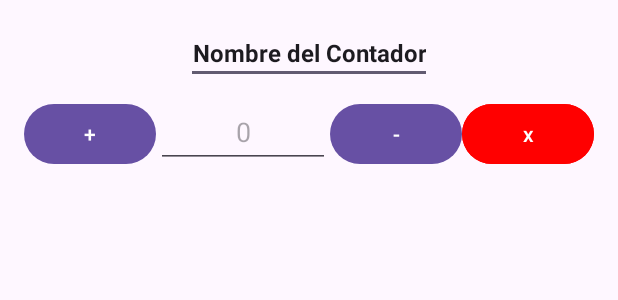
After one commit to Jackknife95/PAD_24-25, an Android app: the layout item_counter.xml on its own in the app's theme, with its tools: preview values and no code run, on a phone screen of 412 x 824 dp. The commit adds this screen. Shown: the top 300 px of the screen. Run offline under Robolectric (Android 15) with nearby library versions, the phone set to English and light mode, and no system bars.

Commit message:
inicio de programación de contadores
falta por hacer:
-Creación y adición de nuevos contadores
-Borrado de contadores
-Estilo artístico
-Modo apaisado

```diff
--- /dev/null
+++ b/app/src/main/res/layout/item_counter.xml
@@ -0,0 +1,62 @@
+<LinearLayout
+    xmlns:android="http://schemas.android.com/apk/res/android"
+    android:layout_width="match_parent"
+    android:layout_height="wrap_content"
+    android:orientation="vertical"
+    android:padding="8dp">
+
+    <!-- Nombre del Contador -->
+    <EditText
+        android:id="@+id/tv_counter_name"
+        android:layout_width="wrap_content"
+        android:layout_height="48dp"
+        android:layout_gravity="center_horizontal"
+        android:text="@string/nombre_del_contador"
+        android:textSize="16sp"
+        android:textStyle="bold"
+        android:paddingBottom="4dp"
+        android:gravity="center"/>
+
+    <!-- Diseño del Contador -->
+    <LinearLayout
+        android:layout_width="match_parent"
+        android:layout_height="wrap_content"
+        android:orientation="horizontal"
+        android:padding="8dp">
+
+
+        <Button
+            android:id="@+id/btn_increment"
+            android:layout_width="wrap_content"
+            android:layout_height="48dp"
+            android:text="@string/boton_mas"
+            android:gravity="center"/>
+
+        <EditText
+            android:id="@+id/tv_counter_value"
+            android:layout_width="0dp"
+            android:layout_height="48dp"
+            android:layout_weight="1"
+            android:autofillHints="0"
+            android:hint="@string/texto_inicial_counter"
+            android:inputType="number"
+            android:textSize="18sp"
+            android:gravity="center"/>
+
+
+        <Button
+            android:id="@+id/btn_decrement"
+            android:layout_width="wrap_content"
+            android:layout_height="48dp"
+            android:text="@string/boton_menos"
+            android:gravity="center"/>
+
+        <Button
+            android:id="@+id/btn_delete"
+            android:layout_width="wrap_content"
+            android:layout_height="wrap_content"
+            android:text="@string/boton_eliminar"
+            android:gravity="center"
+            android:backgroundTint="@color/red"/>
+    </LinearLayout>
+</LinearLayout>
--- a/app/src/main/res/values/colors.xml
+++ b/app/src/main/res/values/colors.xml
@@ -2,4 +2,5 @@
 <resources>
     <color name="black">#FF000000</color>
     <color name="white">#FFFFFFFF</color>
+    <color name="red">#FF0000</color>
 </resources>
--- a/app/src/main/res/values/strings.xml
+++ b/app/src/main/res/values/strings.xml
@@ -1,3 +1,9 @@
 <resources>
     <string name="app_name">Dices and Dragons</string>
+    <string name="nombre_del_contador">Nombre del Contador</string>
+    <string name="boton_mas">+</string>
+    <string name="texto_inicial_counter">0</string>
+    <string name="boton_menos">-</string>
+    <string name="boton_eliminar">x</string>
+    <string name="agregar_contador">Añadir Contador</string>
 </resources>
```
Also changed, not shown: app/src/main/AndroidManifest.xml (+10 -0 lines), app/src/main/java/es/ucm/fdi/proyecto/dicesanddragons/Counter.java (added, +35 -0 lines), app/src/main/java/es/ucm/fdi/proyecto/dicesanddragons/CounterActivity.java (added, +36 -0 lines), app/src/main/java/es/ucm/fdi/proyecto/dicesanddragons/CounterAdapter.java (added, +95 -0 lines), app/src/main/res/layout/counter_activity.xml (added, +22 -0 lines).
